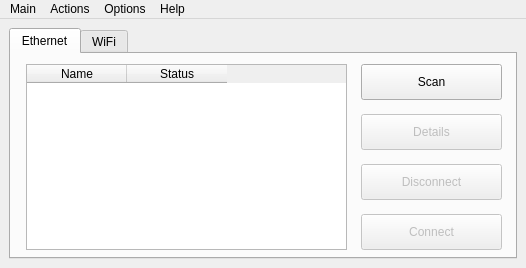
Before: the Qt Designer form src/qnetwork/qnetwork.ui in fluxer/bfp, drawn with Qt 5.
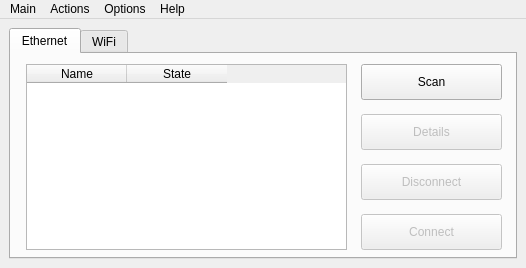
After: the same form once the commit is applied. Icons and pictures are not drawn.

Commit message: removed ethernet scan; implemented disconnect (lots of code dublication, fixup that!)

What changed in the file:
```diff
--- a/src/qnetwork/qnetwork.ui
+++ b/src/qnetwork/qnetwork.ui
@@ -56,7 +56,7 @@
         </column>
         <column>
          <property name="text">
-          <string>Status</string>
+          <string>State</string>
          </property>
         </column>
        </widget>
```
The commit also changes 1 other file.
